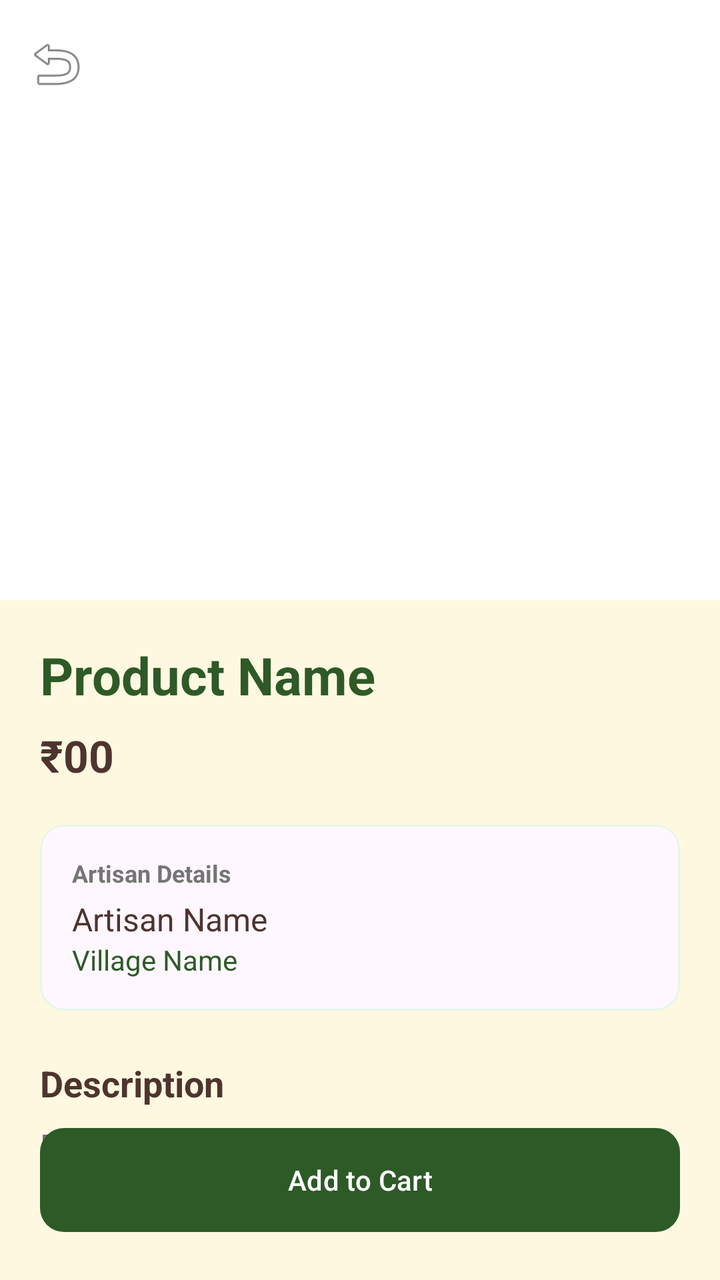
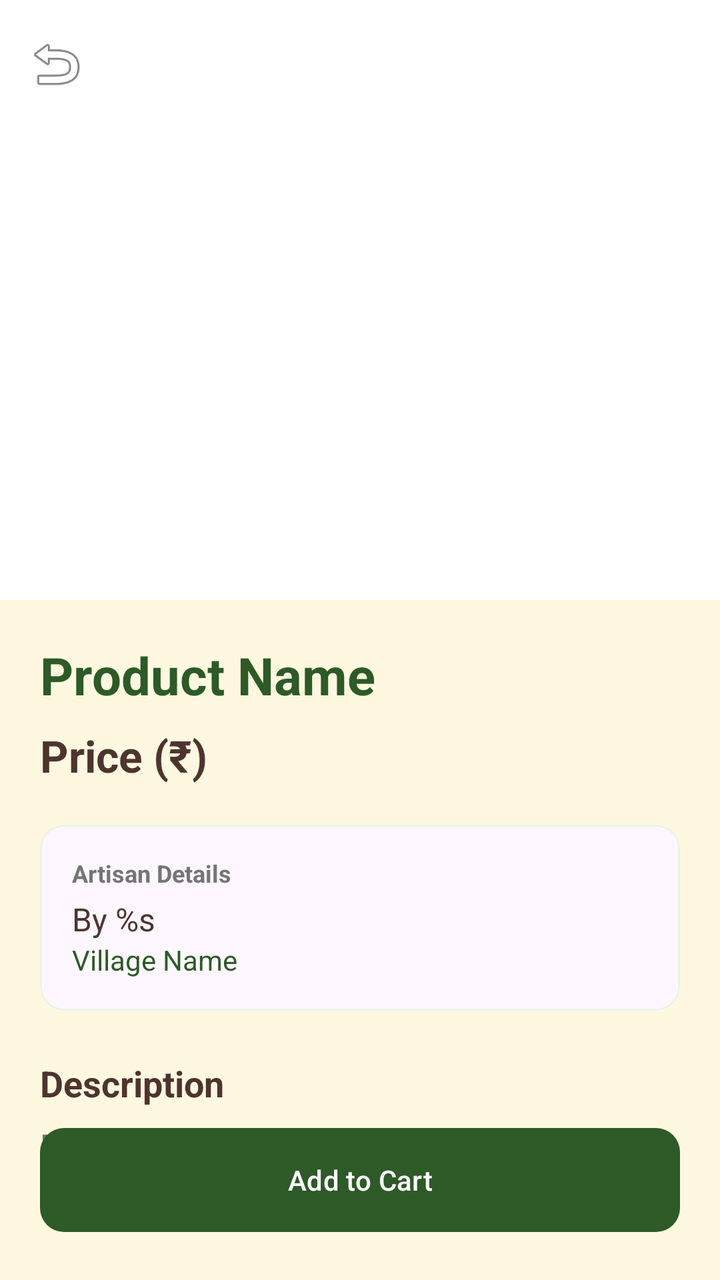

Before-and-after screenshots of an Android layout around one commit, followed by the original layout XML and the change that was made.
<!-- AndroidManifest.xml: application theme Theme.HalliSanthe -->
<!-- res/layout/activity_product_detail.xml -->
<?xml version="1.0" encoding="utf-8"?>
<androidx.coordinatorlayout.widget.CoordinatorLayout xmlns:android="http://schemas.android.com/apk/res/android"
    xmlns:app="http://schemas.android.com/apk/res-auto"
    android:layout_width="match_parent"
    android:layout_height="match_parent"
    android:background="@color/earthy_beige">

    <com.google.android.material.appbar.AppBarLayout
        android:id="@+id/appBar"
        android:layout_width="match_parent"
        android:layout_height="300dp"
        android:background="@color/white">

        <com.google.android.material.appbar.CollapsingToolbarLayout
            android:layout_width="match_parent"
            android:layout_height="match_parent"
            app:contentScrim="@color/primary_green"
            app:layout_scrollFlags="scroll|exitUntilCollapsed">

            <ImageView
                android:id="@+id/imgProductLarge"
                android:layout_width="match_parent"
                android:layout_height="match_parent"
                android:scaleType="centerCrop"
                app:layout_collapseMode="parallax" />

            <com.google.android.material.appbar.MaterialToolbar
                android:id="@+id/toolbar"
                android:layout_width="match_parent"
                android:layout_height="?attr/actionBarSize"
                app:layout_collapseMode="pin"
                app:navigationIcon="@android:drawable/ic_menu_revert">

                <androidx.appcompat.widget.AppCompatImageButton
                    android:id="@+id/btnWishlistToggle"
                    android:layout_width="wrap_content"
                    android:layout_height="wrap_content"
                    android:layout_gravity="end"
                    android:layout_marginEnd="16dp"
                    android:background="?attr/selectableItemBackgroundBorderless"
                    android:src="@android:drawable/btn_star_big_off"
                    app:tint="@color/white" />

            </com.google.android.material.appbar.MaterialToolbar>

        </com.google.android.material.appbar.CollapsingToolbarLayout>
    </com.google.android.material.appbar.AppBarLayout>

    <androidx.core.widget.NestedScrollView
        android:layout_width="match_parent"
        android:layout_height="match_parent"
        app:layout_behavior="@string/appbar_scrolling_view_behavior">

        <LinearLayout
            android:layout_width="match_parent"
            android:layout_height="wrap_content"
            android:orientation="vertical"
            android:padding="20dp">

            <TextView
                android:id="@+id/txtDetailName"
                android:layout_width="match_parent"
                android:layout_height="wrap_content"
                android:text="Product Name"
                android:textColor="@color/primary_green"
                android:textSize="26sp"
                android:textStyle="bold" />

            <TextView
                android:id="@+id/txtDetailPrice"
                android:layout_width="wrap_content"
                android:layout_height="wrap_content"
                android:layout_marginTop="8dp"
                android:text="₹00"
                android:textColor="@color/earthy_brown"
                android:textSize="22sp"
                android:textStyle="bold" />

            <com.google.android.material.card.MaterialCardView
                android:layout_width="match_parent"
                android:layout_height="wrap_content"
                android:layout_marginTop="20dp"
                app:cardCornerRadius="12dp"
                app:cardElevation="0dp"
                app:strokeColor="@color/primary_light_green"
                app:strokeWidth="1dp">

                <LinearLayout
                    android:layout_width="match_parent"
                    android:layout_height="wrap_content"
                    android:orientation="vertical"
                    android:padding="16dp">

                    <TextView
                        android:layout_width="wrap_content"
                        android:layout_height="wrap_content"
                        android:text="Artisan Details"
                        android:textColor="@color/gray_text"
                        android:textSize="12sp"
                        android:textStyle="bold" />

                    <TextView
                        android:id="@+id/txtDetailArtisan"
                        android:layout_width="wrap_content"
                        android:layout_height="wrap_content"
                        android:layout_marginTop="4dp"
                        android:text="Artisan Name"
                        android:textColor="@color/earthy_brown"
                        android:textSize="16sp" />

                    <TextView
                        android:id="@+id/txtDetailVillage"
                        android:layout_width="wrap_content"
                        android:layout_height="wrap_content"
                        android:text="Village Name"
                        android:textColor="@color/primary_green"
                        android:textSize="14sp" />
                </LinearLayout>
            </com.google.android.material.card.MaterialCardView>

            <TextView
                android:layout_width="wrap_content"
                android:layout_height="wrap_content"
                android:layout_marginTop="24dp"
                android:text="Description"
                android:textColor="@color/earthy_brown"
                android:textSize="18sp"
                android:textStyle="bold" />

            <TextView
                android:id="@+id/txtDetailDescription"
                android:layout_width="match_parent"
                android:layout_height="wrap_content"
                android:layout_marginTop="8dp"
                android:lineSpacingExtra="4dp"
                android:text="Product description goes here..."
                android:textColor="@color/gray_text"
                android:textSize="16sp" />

            <View
                android:layout_width="match_parent"
                android:layout_height="100dp" />
        </LinearLayout>
    </androidx.core.widget.NestedScrollView>

    <com.google.android.material.button.MaterialButton
        android:id="@+id/btnAddToCart"
        android:layout_width="match_parent"
        android:layout_height="60dp"
        android:layout_gravity="bottom"
        android:layout_margin="20dp"
        android:text="Add to Cart"
        app:cornerRadius="12dp" />

</androidx.coordinatorlayout.widget.CoordinatorLayout>
<!-- resources referenced by this layout -->
<resources>
  <color name="earthy_beige">#FFF8E1</color>
  <color name="earthy_brown">#4E342E</color>
  <color name="gray_text">#757575</color>
  <color name="primary_green">#2D5A27</color>
  <color name="primary_light_green">#E8F5E9</color>
  <color name="white">#FFFFFF</color>
  <style name="Theme.HalliSanthe" parent="Theme.Material3.Light.NoActionBar">
          <item name="colorPrimary">@color/primary_green</item>
          <item name="colorOnPrimary">@color/white</item>
          <item name="android:navigationBarColor">@color/white</item>
          <item name="android:statusBarColor">@color/primary_green</item>
          <item name="android:windowBackground">@color/earthy_beige</item>
      </style>
</resources>

<!-- the commit's change to res/layout/activity_product_detail.xml (unified diff, before → after) -->
@@ -61,7 +61,7 @@
                 android:id="@+id/txtDetailName"
                 android:layout_width="match_parent"
                 android:layout_height="wrap_content"
-                android:text="Product Name"
+                android:text="@string/product_name_label"
                 android:textColor="@color/primary_green"
                 android:textSize="26sp"
                 android:textStyle="bold" />
@@ -71,7 +71,7 @@
                 android:layout_width="wrap_content"
                 android:layout_height="wrap_content"
                 android:layout_marginTop="8dp"
-                android:text="₹00"
+                android:text="@string/price_label"
                 android:textColor="@color/earthy_brown"
                 android:textSize="22sp"
                 android:textStyle="bold" />
@@ -94,7 +94,7 @@
                     <TextView
                         android:layout_width="wrap_content"
                         android:layout_height="wrap_content"
-                        android:text="Artisan Details"
+                        android:text="@string/artisan_details"
                         android:textColor="@color/gray_text"
                         android:textSize="12sp"
                         android:textStyle="bold" />
@@ -104,7 +104,7 @@
                         android:layout_width="wrap_content"
                         android:layout_height="wrap_content"
                         android:layout_marginTop="4dp"
-                        android:text="Artisan Name"
+                        android:text="@string/artisan_name_label"
                         android:textColor="@color/earthy_brown"
                         android:textSize="16sp" />
 
@@ -112,7 +112,7 @@
                         android:id="@+id/txtDetailVillage"
                         android:layout_width="wrap_content"
                         android:layout_height="wrap_content"
-                        android:text="Village Name"
+                        android:text="@string/village_name_label"
                         android:textColor="@color/primary_green"
                         android:textSize="14sp" />
                 </LinearLayout>
@@ -122,7 +122,7 @@
                 android:layout_width="wrap_content"
                 android:layout_height="wrap_content"
                 android:layout_marginTop="24dp"
-                android:text="Description"
+                android:text="@string/description_label"
                 android:textColor="@color/earthy_brown"
                 android:textSize="18sp"
                 android:textStyle="bold" />
@@ -133,7 +133,7 @@
                 android:layout_height="wrap_content"
                 android:layout_marginTop="8dp"
                 android:lineSpacingExtra="4dp"
-                android:text="Product description goes here..."
+                android:text="@string/description_placeholder"
                 android:textColor="@color/gray_text"
                 android:textSize="16sp" />
 
@@ -149,7 +149,7 @@
         android:layout_height="60dp"
         android:layout_gravity="bottom"
         android:layout_margin="20dp"
-        android:text="Add to Cart"
+        android:text="@string/add_to_cart"
         app:cornerRadius="12dp" />
 
 </androidx.coordinatorlayout.widget.CoordinatorLayout>
<!-- resource entries referenced after the edit -->
@@ -6,6 +6,14 @@
   <color name="primary_green">#2D5A27</color>
   <color name="primary_light_green">#E8F5E9</color>
   <color name="white">#FFFFFF</color>
+  <string name="add_to_cart">Add to Cart</string>
+  <string name="artisan_details">Artisan Details</string>
+  <string name="artisan_name_label">By %s</string>
+  <string name="description_label">Description</string>
+  <string name="description_placeholder">Product description goes here...</string>
+  <string name="price_label">Price (₹)</string>
+  <string name="product_name_label">Product Name</string>
+  <string name="village_name_label">Village Name</string>
   <style name="Theme.HalliSanthe" parent="Theme.Material3.Light.NoActionBar">
           <item name="colorPrimary">@color/primary_green</item>
           <item name="colorOnPrimary">@color/white</item>
